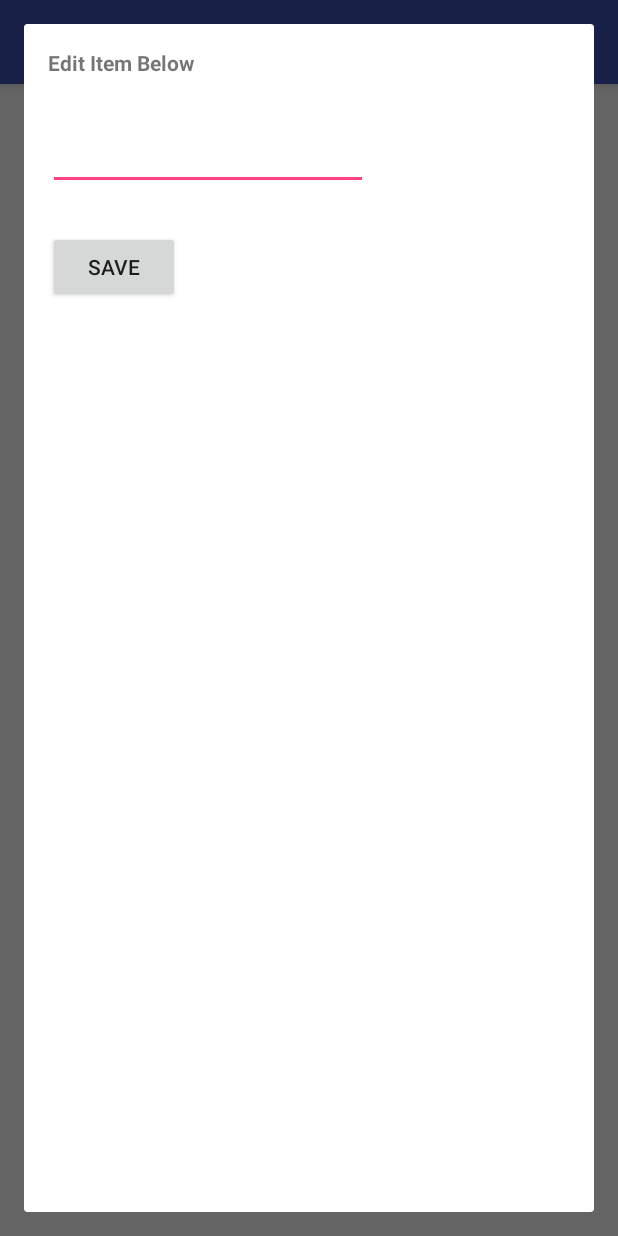
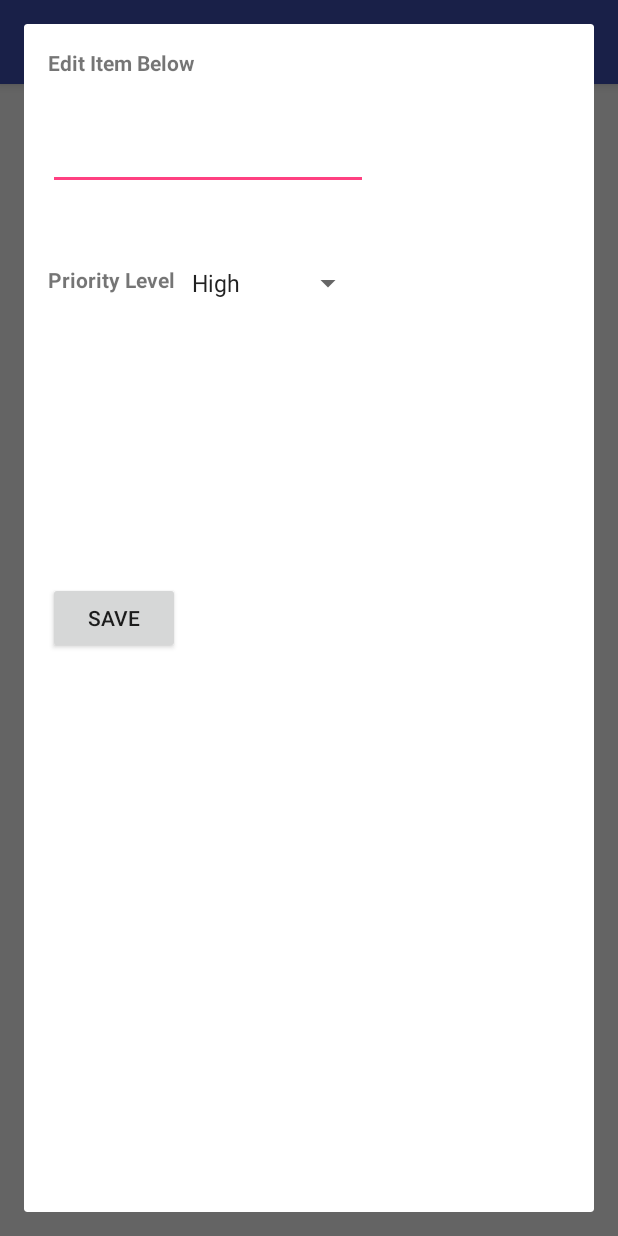
Before and after one commit to bzhong/Favorite-songs, an Android app: the fragment EditTodoItemDialogFragment shown on its own in the app's theme, on a phone screen of 412 x 824 dp. Run offline under Robolectric (Android 15) with nearby library versions, the phone set to English and light mode, and no system bars; 3 statements that could not run were skipped.

Commit message:
fully support priority selection

```diff
--- a/app/src/main/java/com/codepath/simpletodo/EditTodoItemDialogFragment.java
+++ b/app/src/main/java/com/codepath/simpletodo/EditTodoItemDialogFragment.java
@@ -6,12 +6,18 @@ import android.view.LayoutInflater;
 import android.view.View;
 import android.view.ViewGroup;
 import android.view.WindowManager;
+import android.widget.AdapterView;
+import android.widget.ArrayAdapter;
 import android.widget.Button;
 import android.widget.EditText;
+import android.widget.Spinner;
 
 public class EditTodoItemDialogFragment extends DialogFragment {
 
     private EditText mEditText;
+    private String mPriority;
+    private Spinner mSpinner;
+    private ArrayAdapter<CharSequence> spinnerAdapter;
 
     public EditTodoItemDialogFragment() {
         // Empty constructor is required for DialogFragment
@@ -51,7 +57,34 @@ public class EditTodoItemDialogFragment extends DialogFragment {
 
         // Get field from view
         mEditText = (EditText) view.findViewById(R.id.updateText);
+        bindSpinner(view);
         displayTextIfExist();
+
+    }
+
+    private void bindSpinner(View view) {
+        mSpinner = (Spinner) view.findViewById(R.id.spinner);
+        spinnerAdapter = ArrayAdapter.createFromResource(getContext(),
+                R.array.priorities, android.R.layout.simple_spinner_item);
+        // Specify the layout to use when the list of choices appears
+        spinnerAdapter.setDropDownViewResource(android.R.layout.simple_spinner_dropdown_item);
+        // Apply the adapter to the spinner
+        mSpinner.setAdapter(spinnerAdapter);
+        String existingPriority = getArguments().getString("priority");
+        if (existingPriority != null) {
+            mPriority = existingPriority;
+            mSpinner.setSelection(spinnerAdapter.getPosition(mPriority));
+        }
+        mSpinner.setOnItemSelectedListener(new AdapterView.OnItemSelectedListener() {
+            public void onItemSelected(AdapterView<?> parent, View view,
+                                       int pos, long id) {
+                mPriority = parent.getItemAtPosition(pos).toString();
+            }
+
+            public void onNothingSelected(AdapterView<?> parent) {
+                // Another interface callback
+            }
+        });
     }
 
     private void displayTextIfExist() {
@@ -75,13 +108,16 @@ public class EditTodoItemDialogFragment extends DialogFragment {
     }
 
     public interface EditTodoItemDialogListener {
-        void onFinishEditDialog(String inputText, int pos);
+        void onFinishEditDialog(String inputText, String priority, int pos);
     }
 
     public void onUpdateItem(View v) {
         // Return input text back to activity through the implemented listener
         EditTodoItemDialogListener listener = (EditTodoItemDialogListener) getActivity();
-        listener.onFinishEditDialog(mEditText.getText().toString(), getArguments().getInt("itemIndex"));
+        listener.onFinishEditDialog(
+            mEditText.getText().toString(),
+            mPriority,
+            getArguments().getInt("itemIndex"));
         // Close the dialog and return back to the parent activity
         dismiss();
     }
--- a/app/src/main/res/layout/activity_edit.xml
+++ b/app/src/main/res/layout/activity_edit.xml
@@ -37,9 +37,27 @@
         android:layout_height="wrap_content"
         android:id="@+id/save"
         android:onClick="onUpdateItem"
-        android:layout_marginTop="27dp"
-        android:layout_below="@+id/updateText"
+        android:layout_centerVertical="true"
         android:layout_alignParentLeft="true"
         android:layout_alignParentStart="true" />
 
+    <TextView
+        android:text="Priority Level"
+        android:layout_width="wrap_content"
+        android:layout_height="wrap_content"
+        android:id="@+id/textView2"
+        android:layout_alignTop="@+id/spinner"
+        android:layout_alignParentLeft="true"
+        android:layout_alignParentStart="true"
+        android:textStyle="normal|bold" />
+
+    <Spinner
+        android:layout_width="wrap_content"
+        android:layout_height="wrap_content"
+        android:id="@+id/spinner"
+        android:layout_below="@+id/updateText"
+        android:layout_toRightOf="@+id/save"
+        android:layout_toEndOf="@+id/save"
+        android:layout_marginTop="50dp" />
+
 </RelativeLayout>
--- a/app/src/main/res/values/strings.xml
+++ b/app/src/main/res/values/strings.xml
@@ -1,3 +1,9 @@
 <resources>
     <string name="app_name">SimpleTodo</string>
+
+    <string-array name="priorities">
+        <item>High</item>
+        <item>Medium</item>
+        <item>Low</item>
+    </string-array>
 </resources>
```
Also changed, not shown: app/src/main/java/com/codepath/simpletodo/MainActivity.java (+8 -6 lines).
